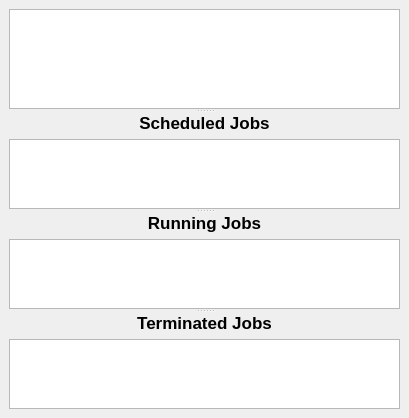
First picture: the form in src/qt-console/status/dirstat.ui, repository naszaklasa/bacula, before the edit.
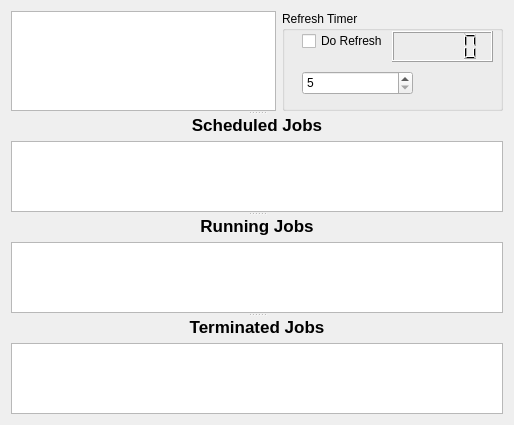
Second picture: the form after the edit. Icons and pictures are not drawn.

```diff
--- a/src/qt-console/status/dirstat.ui
+++ b/src/qt-console/status/dirstat.ui
@@ -5,41 +5,26 @@
    <rect>
     <x>0</x>
     <y>0</y>
-    <width>409</width>
-    <height>326</height>
+    <width>514</width>
+    <height>425</height>
    </rect>
   </property>
   <property name="windowTitle" >
    <string>Form</string>
   </property>
   <layout class="QGridLayout" >
-   <property name="leftMargin" >
-    <number>9</number>
-   </property>
-   <property name="topMargin" >
-    <number>9</number>
-   </property>
-   <property name="rightMargin" >
-    <number>9</number>
-   </property>
-   <property name="bottomMargin" >
-    <number>9</number>
-   </property>
-   <property name="horizontalSpacing" >
-    <number>6</number>
-   </property>
-   <property name="verticalSpacing" >
-    <number>6</number>
-   </property>
    <item row="0" column="0" >
     <widget class="QSplitter" name="splitter" >
      <property name="orientation" >
       <enum>Qt::Vertical</enum>
      </property>
+     <widget class="QWidget" name="" >
+      <layout class="QHBoxLayout" >
+       <item>
      <widget class="QTextEdit" name="textEdit" >
       <property name="sizePolicy" >
-       <sizepolicy vsizetype="Fixed" hsizetype="Fixed" >
-        <horstretch>200</horstretch>
+          <sizepolicy vsizetype="Fixed" hsizetype="Expanding" >
+           <horstretch>0</horstretch>
         <verstretch>0</verstretch>
        </sizepolicy>
       </property>
@@ -94,6 +79,73 @@
       <property name="readOnly" >
        <bool>true</bool>
       </property>
+        </widget>
+       </item>
+       <item>
+        <widget class="QGroupBox" name="groupBox" >
+         <property name="sizePolicy" >
+          <sizepolicy vsizetype="Fixed" hsizetype="Fixed" >
+           <horstretch>0</horstretch>
+           <verstretch>0</verstretch>
+          </sizepolicy>
+         </property>
+         <property name="minimumSize" >
+          <size>
+           <width>221</width>
+           <height>100</height>
+          </size>
+         </property>
+         <property name="maximumSize" >
+          <size>
+           <width>221</width>
+           <height>100</height>
+          </size>
+         </property>
+         <property name="title" >
+          <string>Refresh Timer</string>
+         </property>
+         <widget class="QSpinBox" name="spinBox" >
+          <property name="geometry" >
+           <rect>
+            <x>20</x>
+            <y>60</y>
+            <width>111</width>
+            <height>24</height>
+           </rect>
+          </property>
+          <property name="minimum" >
+           <number>5</number>
+          </property>
+          <property name="maximum" >
+           <number>999</number>
+          </property>
+         </widget>
+         <widget class="QCheckBox" name="checkBox" >
+          <property name="geometry" >
+           <rect>
+            <x>20</x>
+            <y>20</y>
+            <width>101</width>
+            <height>20</height>
+           </rect>
+          </property>
+          <property name="text" >
+           <string>Do Refresh</string>
+          </property>
+         </widget>
+         <widget class="QLCDNumber" name="timerDisplay" >
+          <property name="geometry" >
+           <rect>
+            <x>110</x>
+            <y>20</y>
+            <width>101</width>
+            <height>31</height>
+           </rect>
+          </property>
+         </widget>
+        </widget>
+       </item>
+      </layout>
      </widget>
      <widget class="QWidget" name="dirstatlayoutWidget" >
       <layout class="QVBoxLayout" >
```
Lines whose indentation alone changed are shown as unchanged.
